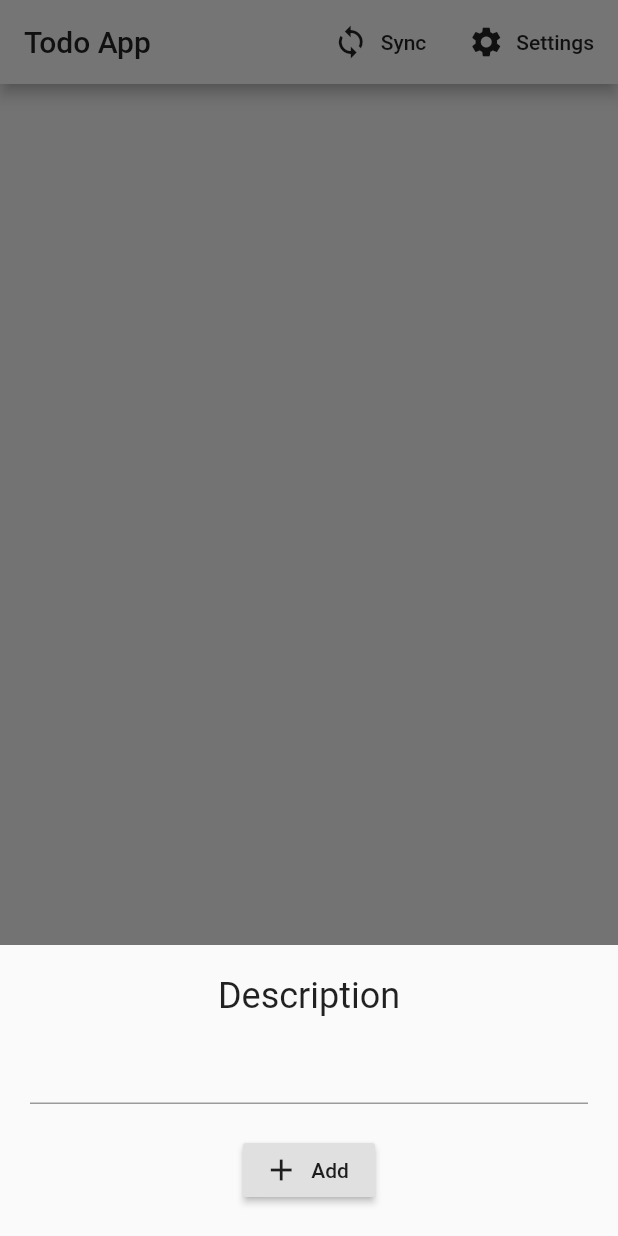
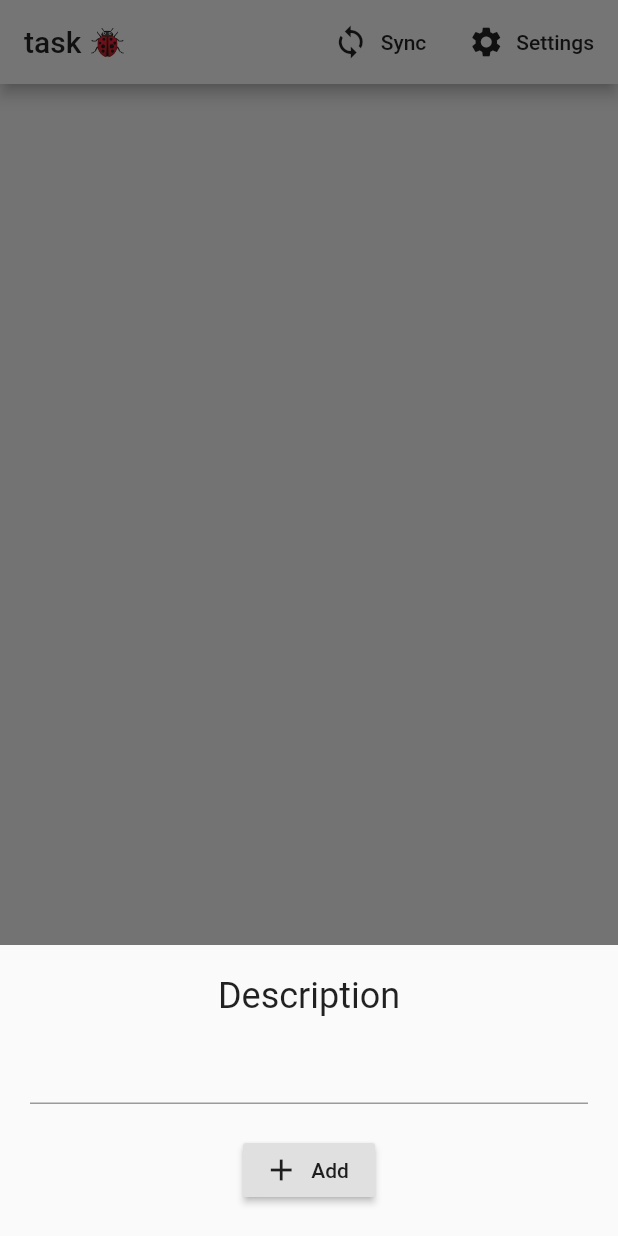
Before and after one commit to sauravk7077/flutter_task_app, a Flutter app: the screen it shows after launch, after a tap on the "add" icon, on a phone screen of 412 x 824 dp. Run offline on Flutter 3.47's test engine with Material 2 defaults, Android fonts, the phone set to English and light mode, and no system bars; our stand-ins replace hive, hive_flutter; missing offline and left inert: file_picker_writable, loading_animations, pedantic, taskc; accounts and stored records are empty.

Commit message:
Update title

```diff
--- a/lib/components/home.dart
+++ b/lib/components/home.dart
@@ -1,3 +1,4 @@
+import 'package:flutter/foundation.dart';
 import 'package:flutter/material.dart';
 import 'package:flutter_task_app/shared/misc.dart';
 import 'package:flutter_task_app/shared/hive_data.dart';
@@ -5,6 +6,9 @@ import 'package:intl/intl.dart';
 import 'package:taskc/taskc.dart';
 
 class Home extends StatelessWidget {
+  final String title =
+      'task${kDebugMode ? ' 🐞' : (kProfileMode ? ' 🚀' : '')}';
+
   @override
   Widget build(BuildContext context) {
     return Scaffold(
@@ -30,7 +34,7 @@ class Home extends StatelessWidget {
             ),
           )
         ],
-        title: Text('Todo App'),
+        title: Text(title),
       ),
       body: ValueListenableBuilder(
         valueListenable: getDataBoxListenable(),
--- a/lib/main.dart
+++ b/lib/main.dart
@@ -1,3 +1,4 @@
+import 'package:flutter/foundation.dart';
 import 'package:flutter/material.dart';
 import 'package:path_provider/path_provider.dart';
 import 'package:pedantic/pedantic.dart';
@@ -15,11 +16,13 @@ void main() async {
 }
 
 class MyApp extends StatelessWidget {
-  // This widget is the root of your application.
+  final String title =
+      'task${kDebugMode ? ' 🐞' : (kProfileMode ? ' 🚀' : '')}';
+
   @override
   Widget build(BuildContext context) {
     return MaterialApp(
-      title: 'Flutter Demo',
+      title: title,
       theme: ThemeData(
         primaryColor: Colors.white,
         accentColor: Colors.black,
```
Also changed, not shown: 1 other file.
